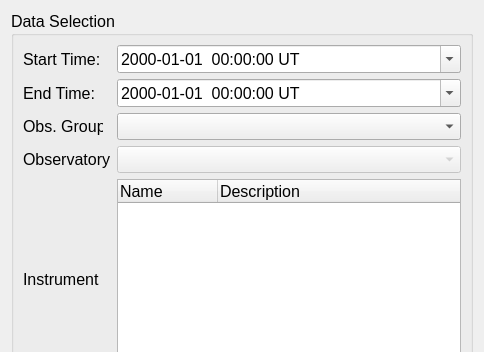
Old version of the form ghost-kit/CDAweb/ui/ScInfoPropWidget.ui in the repository ghost-kit/GHOST; both pictures show x 0 to 484 and y 0 to 352 of the 484 by 795 pixel window.
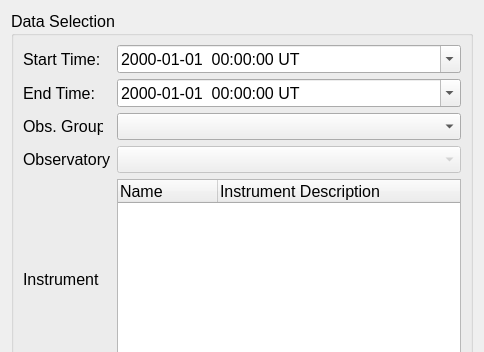
New version of the form. Custom widgets are drawn as their Qt base class.

Commit message: Working on the GUI interface for DataSets.  See Josh's notebook notes for extensive details.

The edit to the form file:
```diff
--- a/ghost-kit/CDAweb/ui/ScInfoPropWidget.ui
+++ b/ghost-kit/CDAweb/ui/ScInfoPropWidget.ui
@@ -280,7 +280,7 @@
         </column>
         <column>
          <property name="text">
-          <string>Description</string>
+          <string>Instrument Description</string>
          </property>
         </column>
        </widget>
```
The commit also changes 2 other files.
